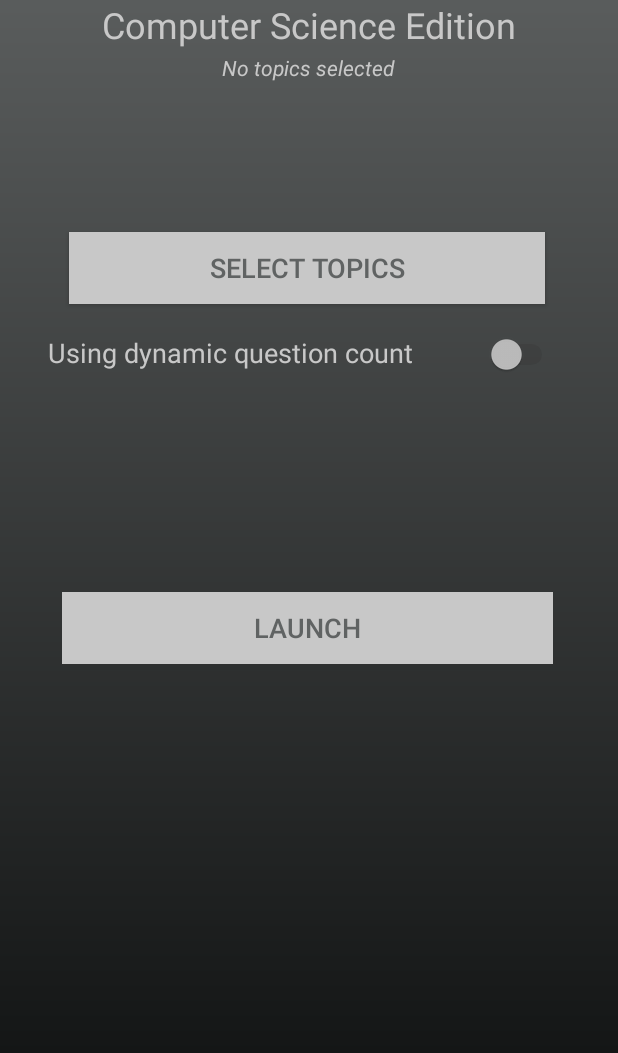
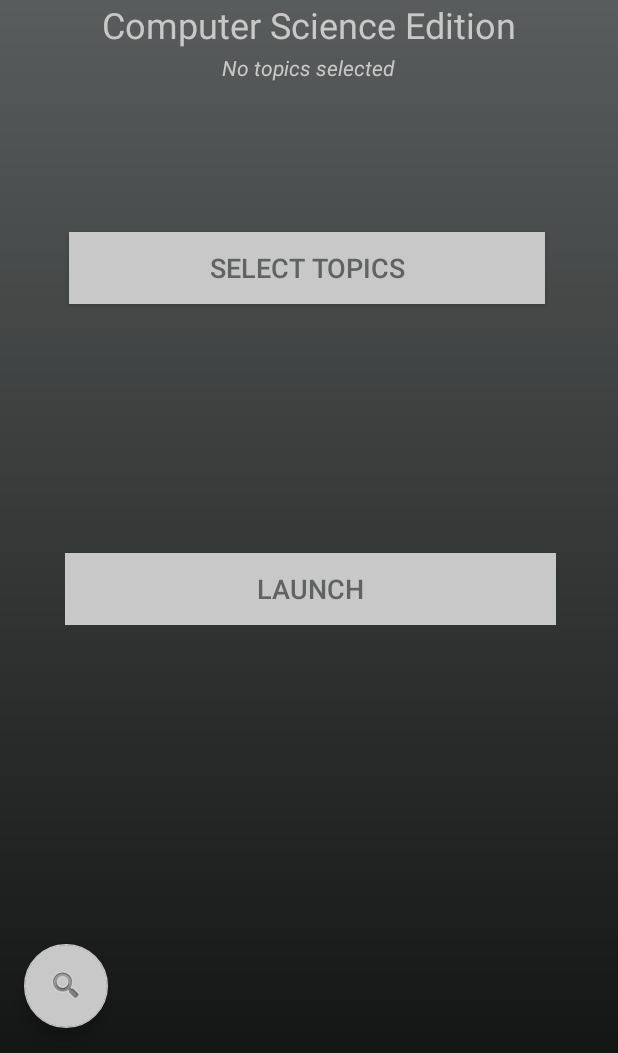
Before and after one commit to maxc-dev/Revise-Right-Computer-Science, an Android app: the screen it shows after launch (Splash before the commit, MenuActivity after it), on a phone screen of 412 x 824 dp, the part 183-1236 px from its top. Run offline under Robolectric (Android 15) with nearby library versions, the phone set to English and light mode, and no system bars.

Commit message:
More questions and search feature

```diff
--- a/app/build.gradle
+++ b/app/build.gradle
@@ -10,8 +10,8 @@ android {
         applicationId "dev.maxc.quiz"
         minSdkVersion 24
         targetSdkVersion 27
-        versionCode 3
-        versionName "1.2"
+        versionCode 4
+        versionName "1.3"
         testInstrumentationRunner "android.support.test.runner.AndroidJUnitRunner"
     }
     buildTypes {
@@ -27,6 +27,8 @@ dependencies {
     implementation "org.jetbrains.kotlin:kotlin-stdlib-jdk7:$kotlin_version"
     implementation 'com.android.support:appcompat-v7:27.1.1'
     implementation 'com.android.support.constraint:constraint-layout:1.1.3'
+    implementation 'com.android.support:recyclerview-v7:27.1.1'
+    implementation 'com.android.support:cardview-v7:27.1.1'
     testImplementation 'junit:junit:4.12'
     androidTestImplementation 'com.android.support.test:runner:1.0.2'
     androidTestImplementation 'com.android.support.test.espresso:espresso-core:3.0.2'
--- a/app/src/main/java/dev/maxc/quiz/DoneActivity.kt
+++ b/app/src/main/java/dev/maxc/quiz/DoneActivity.kt
@@ -14,7 +14,6 @@ import dev.maxc.quiz.deport.Destination
  * @author Max Carter
  */
 class DoneActivity : AppCompatActivity() {
-
     private var reviewButton: Button? = null
     private var donateButton: Button? = null
     private var mainMenuButton: Button? = null
@@ -33,13 +32,14 @@ class DoneActivity : AppCompatActivity() {
         val bundle: Bundle? = intent.extras
         val score = bundle!!.getInt("score")
 
-        //0.33 chance of showing a support message
+        //0.25 chance of showing a support message
         if ((1..4).random() == 2) {
             val builder = AlertDialog.Builder(this@DoneActivity)
             builder.setTitle(R.string.show_support)
             builder.setMessage("Thank you for using this app, would you consider leaving a positive review?")
             builder.setPositiveButton("Review") { _, _ -> Deporter.deport(this, Destination.MARKET) }
-            builder.setNegativeButton("Donate") { _, _ -> Deporter.deport(this, Destination.PAYPAL) }
+            builder.setNeutralButton("Donate") { _, _ -> Deporter.deport(this, Destination.PAYPAL) }
+            builder.setNegativeButton("No") { _, _ -> }
 
             val dialog = builder.create()
             dialog.show()
@@ -56,8 +56,9 @@ class DoneActivity : AppCompatActivity() {
         }
 
         mainMenuButton?.setOnClickListener {
-            startActivity(Intent(this@DoneActivity, Splash::class.java))
+            startActivity(Intent(this@DoneActivity, MenuActivity::class.java))
         }
     }
 
+    override fun onBackPressed() { }
 }
--- a/app/src/main/java/dev/maxc/quiz/Splash.kt
+++ b/app/src/main/java/dev/maxc/quiz/MenuActivity.kt
@@ -4,6 +4,7 @@ import android.content.Intent
 import android.content.pm.ActivityInfo
 import android.support.v7.app.AppCompatActivity
 import android.os.Bundle
+import android.support.design.widget.FloatingActionButton
 import android.support.v7.app.AlertDialog
 import android.view.View
 import android.widget.*
@@ -11,44 +12,40 @@ import dev.maxc.quiz.bank.Bank
 import java.util.*
 import dev.maxc.quiz.deport.Deporter
 import dev.maxc.quiz.deport.Destination
-
+import dev.maxc.quiz.pref.SharedPref
 
 /**
  * @author Max Carter
  */
-class Splash : AppCompatActivity() {
-
-    private var questionCountStatus: TextView? = null
+class MenuActivity : AppCompatActivity() {
     private var topicDisplay: TextView? = null
     private var questionCountPicker: NumberPicker? = null
     private var launchButton: Button? = null
     private var listTopicsButton: Button? = null
-    private var switchUseQuestionCount: Switch? = null
-
-    private val sharedPreferencesName = "revise-right-prefs"
-    private val lastAppVersionUsed = "last-version-used"
+    private var fabSearch: FloatingActionButton? = null
 
     override fun onCreate(savedInstanceState: Bundle?) {
         super.onCreate(savedInstanceState)
         requestedOrientation = ActivityInfo.SCREEN_ORIENTATION_PORTRAIT
-        setContentView(R.layout.activity_splash)
+        setContentView(R.layout.activity_menu)
 
-        val pref = applicationContext.getSharedPreferences(sharedPreferencesName, MODE_PRIVATE)
+        val pref = applicationContext.getSharedPreferences(SharedPref.sharedPreferencesName, MODE_PRIVATE)
         val edit = pref.edit()
 
         //if the user is in a new version, give them an update
-        if (pref.getString(lastAppVersionUsed, null) != BuildConfig.VERSION_NAME) {
-            edit.putString(lastAppVersionUsed, BuildConfig.VERSION_NAME)
+        if (pref.getString(SharedPref.lastAppVersionUsed, null) != BuildConfig.VERSION_NAME) {
+            edit.putString(SharedPref.lastAppVersionUsed, BuildConfig.VERSION_NAME)
             edit.apply()
 
             val inStream = resources.openRawResource(R.raw.patch_notes)
             val update = inStream.bufferedReader().use { it.readText() }
             inStream.close()
 
-            val builder = AlertDialog.Builder(this@Splash)
+            val builder = AlertDialog.Builder(this@MenuActivity)
             builder.setTitle("What's New? (v${BuildConfig.VERSION_NAME})")
             builder.setMessage(update)
-            builder.setPositiveButton("More") { _, _ -> Deporter.deport(this, Destination.MARKET) }
+            builder.setPositiveButton("OK") { _, _ -> }
+            builder.setNeutralButton("More") { _, _ -> Deporter.deport(this, Destination.MARKET) }
 
             val dialog = builder.create()
             dialog.show()
@@ -58,21 +55,20 @@ class Splash : AppCompatActivity() {
         topicDisplay = findViewById(R.id.topicDisplay)
         launchButton = findViewById(R.id.launchButton)
         listTopicsButton = findViewById(R.id.listTopics)
-        switchUseQuestionCount = findViewById(R.id.customQuestionSwitch)
-        questionCountStatus = findViewById(R.id.questionCountStatus)
+        fabSearch = findViewById(R.id.fabSearch)
+
+        fabSearch?.setOnClickListener {
+            startActivity(Intent(this@MenuActivity, SearchActivity::class.java))
+        }
 
         val bank = Bank(this)
-
         val tagList = bank.tags()
         val selected = BooleanArray(tagList.size) { false }
         val tagSequence = Array<CharSequence>(tagList.size) { i -> tagList[i] }
         val emptyTagList = ArrayList<String>()
-
         topicDisplay(emptyTagList, bank)
 
-        switchUseQuestionCount?.setOnCheckedChangeListener{ _, isChecked -> toggleSwitch(isChecked) }
-
-        val builder = AlertDialog.Builder(this@Splash)
+        val builder = AlertDialog.Builder(this@MenuActivity)
         builder.setTitle(R.string.select_topics)
 
         listTopicsButton?.setOnClickListener {
@@ -94,10 +90,8 @@ class Splash : AppCompatActivity() {
         }
 
         launchButton?.setOnClickListener {
-            var count = 0
-            if (switchUseQuestionCount!!.isChecked) {
-                count = questionCountPicker!!.value
-            }
+            var count = questionCountPicker!!.value
+
             load(emptyTagList.joinToString(separator = "}{"), count)
         }
     }
@@ -110,29 +104,29 @@ class Splash : AppCompatActivity() {
 
     private fun toggleSwitch(isChecked: Boolean) {
         questionCountPicker?.visibility = if (isChecked) View.VISIBLE else View.INVISIBLE
-        questionCountStatus?.text = if (isChecked) getString(R.string.using_custom_question_count) else getString(R.string.dynamic_question_count)
     }
 
     private fun topicDisplay(list: ArrayList<String>, bank: Bank) {
         if (list.isNotEmpty()) {
             topicDisplay?.text = list.joinToString()
             updateNumberPicker(list.size, bank.questionsInTags(list))
-            switchUseQuestionCount?.isEnabled = true
             launchButton?.isEnabled = true
+            questionCountPicker?.visibility = View.VISIBLE
         } else {
+            questionCountPicker?.visibility = View.INVISIBLE
             topicDisplay?.text = getString(R.string.no_topics_selected)
-            switchUseQuestionCount?.isEnabled = false
-            switchUseQuestionCount?.isChecked = false
             launchButton?.isEnabled = false
             toggleSwitch(false)
         }
     }
 
     private fun load(tag: String, count: Int) {
-        startActivity(Intent(this@Splash, MainActivity::class.java).apply {
+        startActivity(Intent(this@MenuActivity, MainActivity::class.java).apply {
             putExtra("tags", tag)
         }.apply {
             putExtra("count", count)
         })
     }
+
+    override fun onBackPressed() { }
 }
--- a/app/src/main/java/dev/maxc/quiz/deport/Deporter.kt
+++ b/app/src/main/java/dev/maxc/quiz/deport/Deporter.kt
@@ -8,7 +8,5 @@ import android.net.Uri
  * @author Max Carter
  */
 object Deporter {
-
     fun deport(context: Context, link: Destination) = context.startActivity(Intent(Intent.ACTION_VIEW, Uri.parse(link.url)))
-
 }
--- a/app/src/main/java/dev/maxc/quiz/util/Question.kt
+++ b/app/src/main/java/dev/maxc/quiz/util/Question.kt
@@ -3,5 +3,4 @@ package dev.maxc.quiz.util
 /**
  * @author Max Carter
  */
-data class Question(val question: String, val answer: String, val tag: String, val views: Int = 0) {
-}
+data class Question(val question: String, val answer: String, val tag: String)
--- /dev/null
+++ b/app/src/main/res/drawable/go_menu.xml
@@ -0,0 +1,5 @@
+<vector android:height="24dp" android:tint="#3C3C3C"
+    android:viewportHeight="24.0" android:viewportWidth="24.0"
+    android:width="24dp" xmlns:android="http://schemas.android.com/apk/res/android">
+    <path android:fillColor="#FF000000" android:pathData="M3,18h18v-2L3,16v2zM3,13h18v-2L3,11v2zM3,6v2h18L21,6L3,6z"/>
+</vector>
--- a/app/src/main/res/layout/activity_splash.xml
+++ b/app/src/main/res/layout/activity_menu.xml
@@ -6,7 +6,7 @@
         android:background="@drawable/gradient"
         android:layout_width="match_parent"
         android:layout_height="match_parent"
-        tools:context=".Splash">
+        tools:context=".MenuActivity">
 
     <TextView
             android:text="@string/app_name"
@@ -38,25 +38,8 @@
             android:id="@+id/launchButton" app:layout_constraintEnd_toEndOf="parent" android:layout_marginEnd="8dp"
             app:layout_constraintStart_toStartOf="parent" android:layout_marginStart="8dp"
             android:textColor="@color/colorPrimary" android:background="@color/colorAccent" android:textSize="18sp"
-            android:layout_marginTop="8dp" app:layout_constraintTop_toBottomOf="@+id/questionCount"
-            app:layout_constraintHorizontal_bias="0.489"/>
-    <Switch
-            android:layout_width="wrap_content"
-            android:layout_height="wrap_content"
-            android:id="@+id/customQuestionSwitch" app:layout_constraintEnd_toEndOf="parent"
-            android:layout_marginEnd="40dp"
-            android:checked="false"
-            android:layout_marginTop="20dp" app:layout_constraintTop_toBottomOf="@+id/listTopics"/>
-    <TextView
-            android:text="@string/dynamic_question_count"
-            android:enabled="false"
-            android:layout_width="268dp"
-            android:layout_height="30dp"
-            android:id="@+id/questionCountStatus" app:layout_constraintStart_toStartOf="parent"
-            android:layout_marginStart="8dp" app:layout_constraintEnd_toStartOf="@+id/customQuestionSwitch"
-            android:layout_marginEnd="8dp" app:layout_constraintHorizontal_bias="0.596"
-            android:textColor="@color/colorAccent" android:textSize="18sp"
-            android:layout_marginTop="20dp" app:layout_constraintTop_toBottomOf="@+id/listTopics"/>
+            android:layout_marginTop="20dp" app:layout_constraintTop_toBottomOf="@+id/questionCount"
+            app:layout_constraintHorizontal_bias="0.514"/>
     <NumberPicker
             android:divider="@color/colorAccent"
             android:layout_width="83dp"
@@ -65,8 +48,7 @@
             android:theme="@style/NumberPickerTheme"
             android:id="@+id/questionCount" app:layout_constraintEnd_toEndOf="parent" android:layout_marginEnd="8dp"
             app:layout_constraintStart_toStartOf="parent" android:layout_marginStart="8dp"
-            android:layout_marginTop="4dp" app:layout_constraintTop_toBottomOf="@+id/questionCountStatus"
-    />
+            android:layout_marginTop="16dp" app:layout_constraintTop_toBottomOf="@+id/listTopics"/>
     <TextView
             android:text="@string/no_topics_selected"
             android:layout_width="346dp"
@@ -88,4 +70,14 @@
             app:layout_constraintHorizontal_bias="0.487"
             android:enabled="true"
             android:layout_marginTop="8dp" app:layout_constraintTop_toBottomOf="@+id/topicDisplay"/>
+    <android.support.design.widget.FloatingActionButton
+            android:layout_width="wrap_content"
+            android:layout_height="wrap_content"
+            android:clickable="true" app:srcCompat="@android:drawable/ic_search_category_default"
+            android:id="@+id/fabSearch" app:layout_constraintEnd_toEndOf="parent"
+            android:layout_marginEnd="8dp" app:layout_constraintStart_toStartOf="parent"
+            android:layout_marginStart="8dp" android:layout_marginBottom="8dp"
+            app:layout_constraintBottom_toBottomOf="parent" android:layout_marginTop="8dp"
+            app:layout_constraintTop_toTopOf="@+id/textView4" app:layout_constraintHorizontal_bias="0.023"
+            app:layout_constraintVertical_bias="0.987"/>
 </android.support.constraint.ConstraintLayout>
--- a/app/src/main/res/values/colors.xml
+++ b/app/src/main/res/values/colors.xml
@@ -3,6 +3,4 @@
     <color name="colorPrimary">#606363</color>
     <color name="colorPrimaryDark">#141616</color>
     <color name="colorAccent">#C8C8C8</color>
-    <color name="swipeRight">#4CAF50</color>
-    <color name="swipeLeft">#F44336</color>
 </resources>
--- a/build.gradle
+++ b/build.gradle
@@ -19,6 +19,9 @@ allprojects {
     repositories {
         google()
         jcenter()
+        maven {
+            url "https://maven.google.com"
+        }
     }
 }
 
```
Also changed, not shown: app/src/main/AndroidManifest.xml (+6 -3 lines), app/src/main/java/dev/maxc/quiz/MainActivity.kt (+33 -30 lines), app/src/main/java/dev/maxc/quiz/SearchActivity.kt (added, +75 -0 lines), app/src/main/java/dev/maxc/quiz/bank/Bank.kt (+8 -6 lines), app/src/main/java/dev/maxc/quiz/pref/SharedPref.kt (added, +10 -0 lines), app/src/main/java/dev/maxc/quiz/search/SearchAdapter.kt (added, +96 -0 lines), app/src/main/res/layout/activity_search.xml (added, +48 -0 lines), app/src/main/res/layout/search_item.xml (added, +36 -0 lines), app/src/main/res/raw/patch_notes.txt (+7 -5 lines), app/src/main/res/raw/bank.json, 1 other file.
